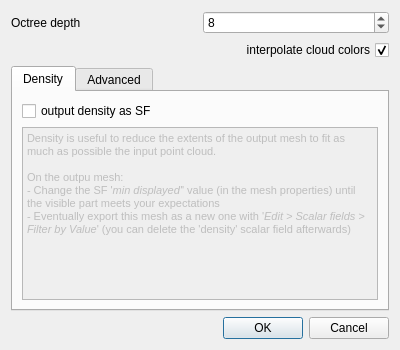
First picture: the form in plugins/core/qPoissonRecon/poissonReconParamDlg.ui, repository CloudCompare/CloudCompare, before the edit.
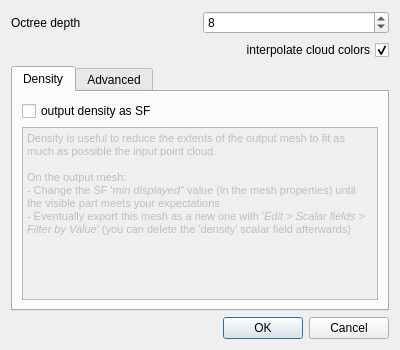
Second picture: the form after the edit.

```diff
--- a/plugins/core/qPoissonRecon/poissonReconParamDlg.ui
+++ b/plugins/core/qPoissonRecon/poissonReconParamDlg.ui
@@ -89,7 +89,7 @@
 &lt;/style&gt;&lt;/head&gt;&lt;body style=&quot; font-family:'MS Shell Dlg 2'; font-size:8.25pt; font-weight:400; font-style:normal;&quot;&gt;
 &lt;p style=&quot; margin-top:0px; margin-bottom:0px; margin-left:0px; margin-right:0px; -qt-block-indent:0; text-indent:0px;&quot;&gt;&lt;span style=&quot; font-size:8pt;&quot;&gt;Density is useful to reduce the extents of the output mesh to fit as much as possible the input point cloud.&lt;/span&gt;&lt;/p&gt;
 &lt;p style=&quot;-qt-paragraph-type:empty; margin-top:0px; margin-bottom:0px; margin-left:0px; margin-right:0px; -qt-block-indent:0; text-indent:0px; font-size:8pt;&quot;&gt;&lt;br /&gt;&lt;/p&gt;
-&lt;p style=&quot; margin-top:0px; margin-bottom:0px; margin-left:0px; margin-right:0px; -qt-block-indent:0; text-indent:0px;&quot;&gt;&lt;span style=&quot; font-size:8pt;&quot;&gt;On the outpu mesh:&lt;/span&gt;&lt;/p&gt;
+&lt;p style=&quot; margin-top:0px; margin-bottom:0px; margin-left:0px; margin-right:0px; -qt-block-indent:0; text-indent:0px;&quot;&gt;&lt;span style=&quot; font-size:8pt;&quot;&gt;On the output mesh:&lt;/span&gt;&lt;/p&gt;
 &lt;p style=&quot; margin-top:0px; margin-bottom:0px; margin-left:0px; margin-right:0px; -qt-block-indent:0; text-indent:0px;&quot;&gt;&lt;span style=&quot; font-size:8pt;&quot;&gt;- Change the SF '&lt;/span&gt;&lt;span style=&quot; font-size:8pt; font-style:italic;&quot;&gt;min displayed'&lt;/span&gt;&lt;span style=&quot; font-size:8pt;&quot;&gt;' value (in the mesh properties) until the visible part meets your expectations&lt;/span&gt;&lt;/p&gt;
 &lt;p style=&quot; margin-top:0px; margin-bottom:0px; margin-left:0px; margin-right:0px; -qt-block-indent:0; text-indent:0px;&quot;&gt;&lt;span style=&quot; font-size:8pt;&quot;&gt;- Eventually export this mesh as a new one with '&lt;/span&gt;&lt;span style=&quot; font-size:8pt; font-style:italic;&quot;&gt;Edit &amp;gt; Scalar fields &amp;gt; Filter by Value&lt;/span&gt;&lt;span style=&quot; font-size:8pt;&quot;&gt;' (you can delete the 'density' scalar field afterwards) &lt;/span&gt;&lt;/p&gt;&lt;/body&gt;&lt;/html&gt;</string>
          </property>
```
